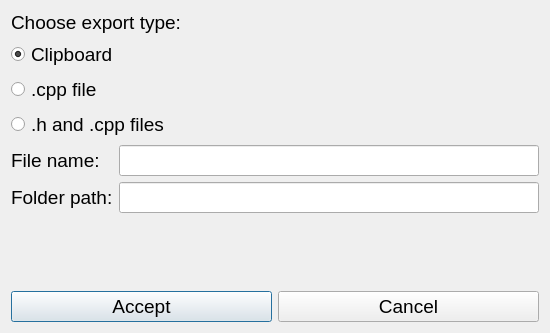
Above: exportwindow.ui from Ankalot/oop-pattern-generator before the change. Below: the same form after it.
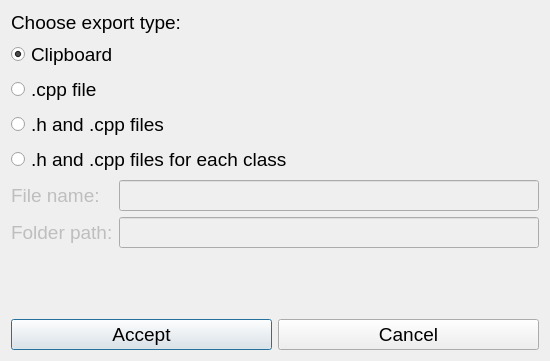
That is the form after the change.

Commit message: added export type in settings (only ui)

What changed in the file:
```diff
--- a/exportwindow.ui
+++ b/exportwindow.ui
@@ -7,7 +7,7 @@
     <x>0</x>
     <y>0</y>
     <width>550</width>
-    <height>333</height>
+    <height>361</height>
    </rect>
   </property>
   <property name="sizePolicy">
@@ -58,16 +58,34 @@
        </property>
       </widget>
      </item>
+     <item>
+      <widget class="QRadioButton" name="radBtnCppAndHSepFiles">
+       <property name="text">
+        <string>.h and .cpp files for each class</string>
+       </property>
+      </widget>
+     </item>
      <item>
       <layout class="QGridLayout" name="gridLayoutFileSettings">
        <item row="2" column="1">
-        <widget class="QLineEdit" name="lineEditFolderPath"/>
+        <widget class="QLineEdit" name="lineEditFolderPath">
+         <property name="enabled">
+          <bool>false</bool>
+         </property>
+        </widget>
        </item>
        <item row="0" column="1">
-        <widget class="QLineEdit" name="lineEditFileName"/>
+        <widget class="QLineEdit" name="lineEditFileName">
+         <property name="enabled">
+          <bool>false</bool>
+         </property>
+        </widget>
        </item>
        <item row="0" column="0">
         <widget class="QLabel" name="lblFileName">
+         <property name="enabled">
+          <bool>false</bool>
+         </property>
          <property name="text">
           <string>File name:</string>
          </property>
@@ -75,6 +93,9 @@
        </item>
        <item row="2" column="0">
         <widget class="QLabel" name="lblFolderPath">
+         <property name="enabled">
+          <bool>false</bool>
+         </property>
          <property name="text">
           <string>Folder path:</string>
          </property>
```
The commit also changes 2 other files.
